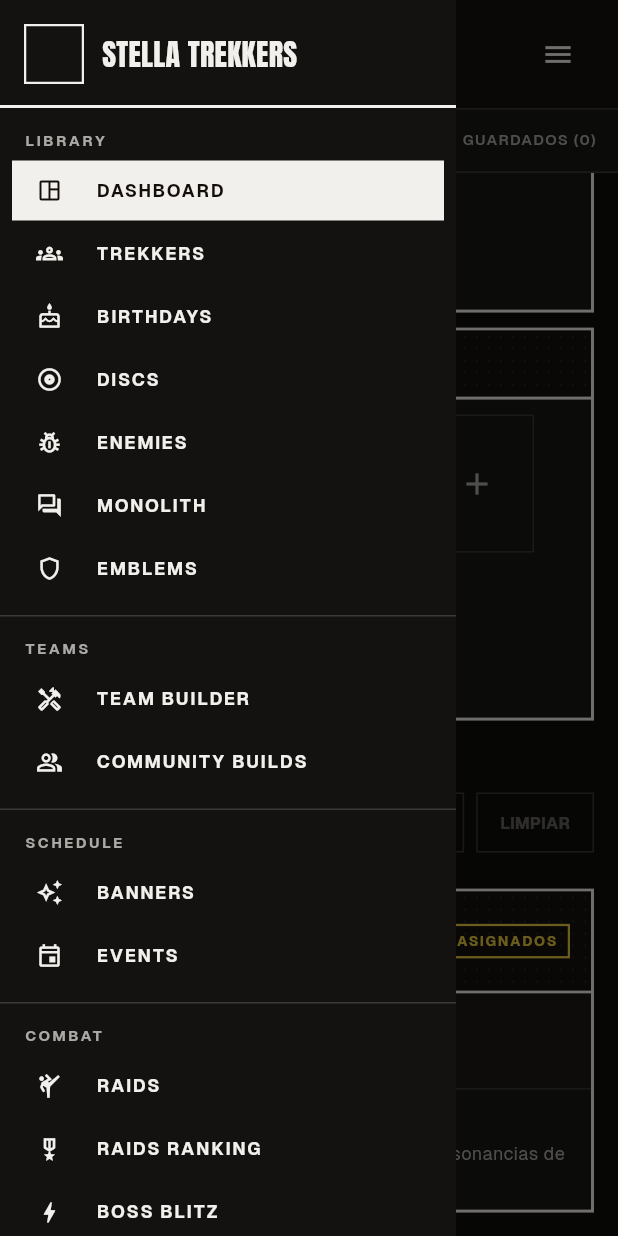
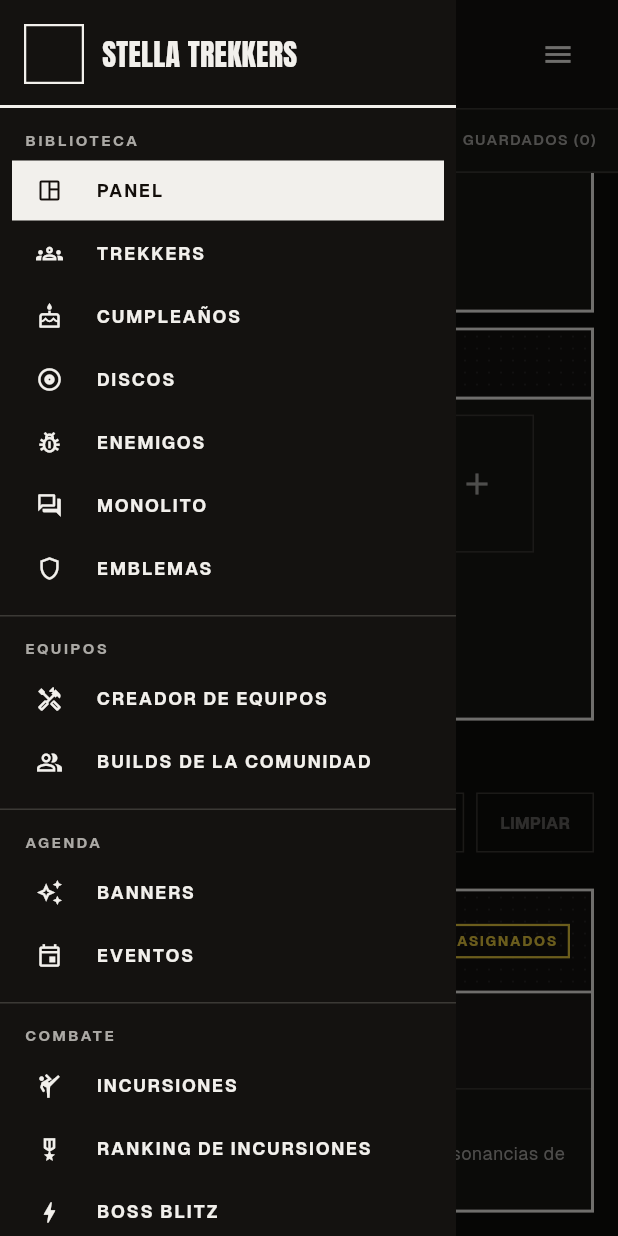
Before and after one commit to jhon1466/Stella-Trekkers, a Flutter app: the TeamBuilderPage screen opened directly, scrolled down 279 dp, after a tap on the "menu" icon, on a phone screen of 412 x 824 dp. Run offline on Flutter 3.47's test engine with Material 3 defaults, Android fonts, the phone set to English and light mode, and no system bars; our stand-ins replace shared_preferences; missing offline and left inert: cryptography, pointycastle; accounts and stored records are empty; network calls fail.

Commit message:
Traducir navegación y mostrar BP estimado en builds

```diff
--- a/lib/app/team.dart
+++ b/lib/app/team.dart
@@ -1,4 +1,7 @@
 part of '../main.dart';
+
+int _estimatedBuildBp(int trekkerCount) =>
+    trekkerCount * 7850 + (trekkerCount == 3 ? 3200 : 0);
 
 // ─────────────────────────────────────────────────────────────
 // CREADOR DE EQUIPOS, SIMULADOR DE RESONANCIA Y BUILDS META
@@ -338,7 +341,7 @@ class _TeamBuilderPageState extends State<TeamBuilderPage> {
                             style: TextStyle(fontSize: 9, fontWeight: FontWeight.bold, letterSpacing: 0.8, color: kTextMuted),
                           ),
                           Text(
-                            '${_formatNumber((activeCount * 7850 + (activeCount == 3 ? 3200 : 0)).toString())} BP',
+                            '${_formatNumber(_estimatedBuildBp(activeCount).toString())} BP',
                             style: const TextStyle(fontSize: 18, fontWeight: FontWeight.w700, color: kTextPrimary),
                           ),
                         ],
--- a/lib/main.dart
+++ b/lib/main.dart
@@ -350,35 +350,35 @@ class _CompanionShellState extends State<CompanionShell> {
                 ],
               ),
             ),
-            _drawerCategory('LIBRARY'),
-            _drawerItem('Dashboard', Icons.space_dashboard_outlined, () => goTab(0), active: tab == 0),
+            _drawerCategory('BIBLIOTECA'),
+            _drawerItem('Panel', Icons.space_dashboard_outlined, () => goTab(0), active: tab == 0),
             _drawerItem('Trekkers', Icons.groups_outlined, () => _push(const CharactersPage())),
-            _drawerItem('Birthdays', Icons.cake_outlined, () => _push(const BirthdaysPage())),
-            _drawerItem('Discs', Icons.album_outlined, () => _push(const DiscsPage())),
-            _drawerItem('Enemies', Icons.pest_control_outlined, () => _push(const EnemiesPage())),
-            _drawerItem('Monolith', Icons.forum_outlined, () => _push(const MonolithPage())),
-            _drawerItem('Emblems', Icons.shield_outlined, () => _push(const EmblemsPage())),
+            _drawerItem('Cumpleaños', Icons.cake_outlined, () => _push(const BirthdaysPage())),
+            _drawerItem('Discos', Icons.album_outlined, () => _push(const DiscsPage())),
+            _drawerItem('Enemigos', Icons.pest_control_outlined, () => _push(const EnemiesPage())),
+            _drawerItem('Monolito', Icons.forum_outlined, () => _push(const MonolithPage())),
+            _drawerItem('Emblemas', Icons.shield_outlined, () => _push(const EmblemsPage())),
             _divider(),
-            _drawerCategory('TEAMS'),
-            _drawerItem('Team Builder', Icons.handyman_outlined, () => _push(const TeamBuilderPage())),
-            _drawerItem('Community Builds', Icons.people_alt_outlined, () => _push(const CommunityBuildsPage())),
+            _drawerCategory('EQUIPOS'),
+            _drawerItem('Creador de equipos', Icons.handyman_outlined, () => _push(const TeamBuilderPage())),
+            _drawerItem('Builds de la comunidad', Icons.people_alt_outlined, () => _push(const CommunityBuildsPage())),
             _divider(),
-            _drawerCategory('SCHEDULE'),
+            _drawerCategory('AGENDA'),
             _drawerItem('Banners', Icons.auto_awesome_outlined, () => _push(const BannersPage())),
-            _drawerItem('Events', Icons.event_outlined, () => _push(const EventsPage())),
+            _drawerItem('Eventos', Icons.event_outlined, () => _push(const EventsPage())),
             _divider(),
-            _drawerCategory('COMBAT'),
-            _drawerItem('Raids', Icons.sports_martial_arts_outlined, () => _push(const RaidsPage())),
-            _drawerItem('Raids Ranking', Icons.military_tech_outlined,
+            _drawerCategory('COMBATE'),
+            _drawerItem('Incursiones', Icons.sports_martial_arts_outlined, () => _push(const RaidsPage())),
+            _drawerItem('Ranking de incursiones', Icons.military_tech_outlined,
                 () => _push(const RankingListPage(kind: RankingKind.jointDrill))),
             _drawerItem('Boss Blitz', Icons.bolt_outlined, () => _push(const BossBlitzPage())),
-            _drawerItem('Blitz Ranking', Icons.emoji_events_outlined,
+            _drawerItem('Ranking de Blitz', Icons.emoji_events_outlined,
                 () => _push(const RankingListPage(kind: RankingKind.scoreBoss))),
-            _drawerItem('World Boss', Icons.public_outlined, () => _push(const WorldBossPage())),
+            _drawerItem('Jefe mundial', Icons.public_outlined, () => _push(const WorldBossPage())),
             _divider(),
-            _drawerCategory('SITE'),
-            _drawerItem('Changelog', Icons.history_outlined, () => _push(const ChangelogPage())),
-            _drawerItem('Feedback', Icons.feedback_outlined, () => launchUrl(
+            _drawerCategory('SITIO'),
+            _drawerItem('Registro de cambios', Icons.history_outlined, () => _push(const ChangelogPage())),
+            _drawerItem('Comentarios', Icons.feedback_outlined, () => launchUrl(
               Uri.parse('https://stella.ennead.cc/feedback'), mode: LaunchMode.externalApplication)),
             const SizedBox(height: 24),
           ],
```
Also changed, not shown: lib/app/library_extra.dart (+25 -1 lines).
